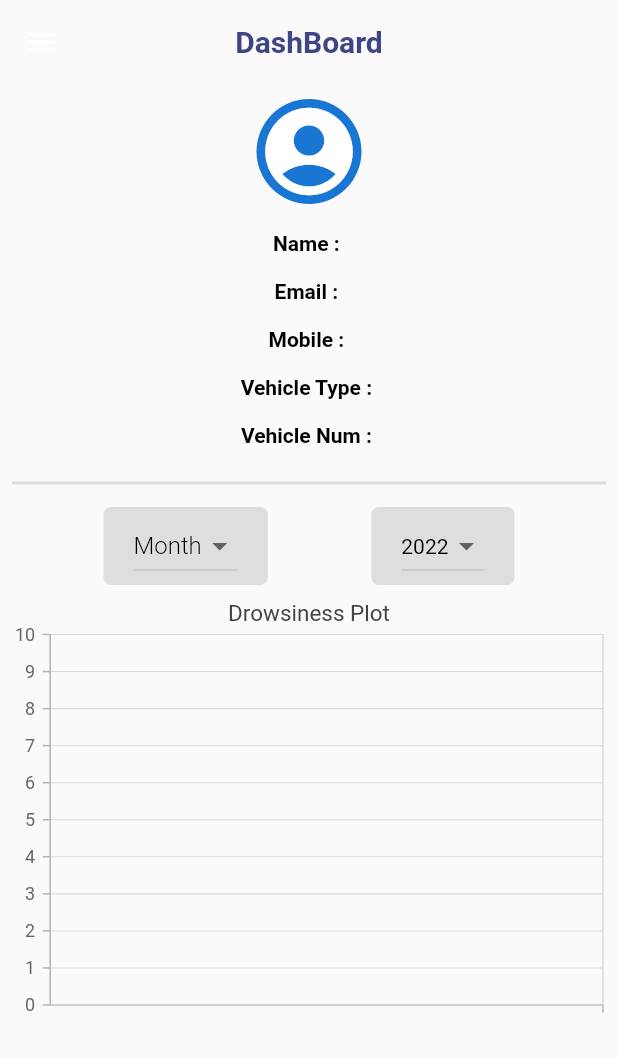
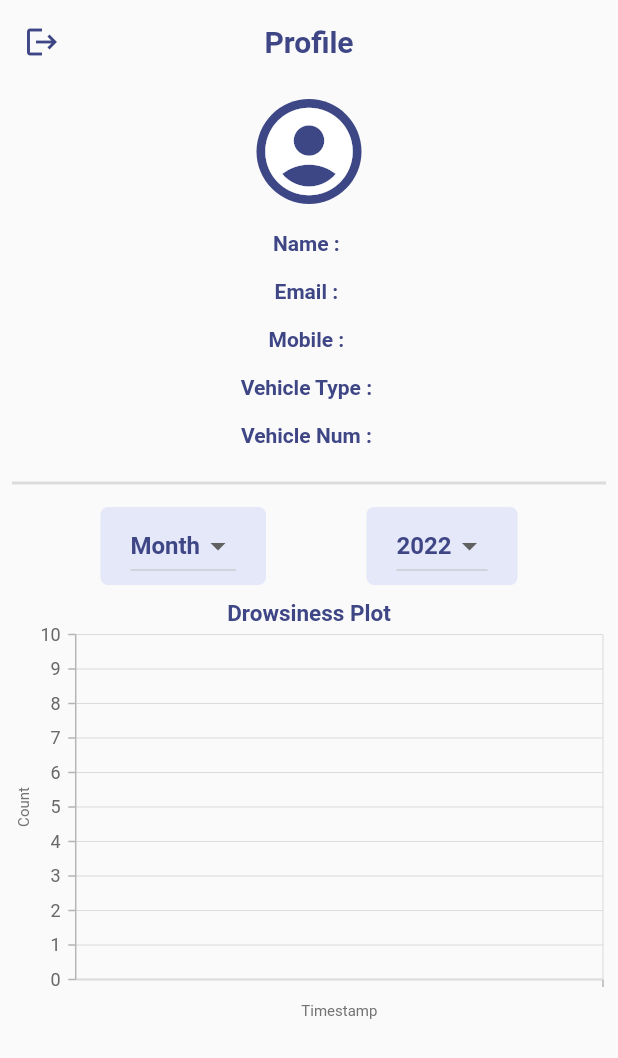
Before and after one commit to logan0501/Closensor, a Flutter app: the DashBoardScreen screen opened directly with empty values, on a phone screen of 412 x 824 dp. Shown: the top 1058 px of the screen. Run offline on Flutter 3.47's test engine with Material 2 defaults, Android fonts, the phone set to English and light mode, and no system bars; our stand-ins replace cloud_firestore, firebase_auth, firebase_core, syncfusion_flutter_charts; accounts and stored records are empty.

Commit message:
added icon to app

```diff
--- a/lib/screens/dashboard_screen.dart
+++ b/lib/screens/dashboard_screen.dart
@@ -7,8 +7,8 @@ import 'package:flutter/material.dart';
 import 'package:syncfusion_flutter_charts/charts.dart';
 
 class DashBoardScreen extends StatefulWidget {
-  String id;
-  DashBoardScreen({required this.id});
+  String id, type;
+  DashBoardScreen({required this.id, required this.type});
 
   @override
   State<DashBoardScreen> createState() => _DashBoardScreenState();
@@ -47,13 +47,29 @@ class _DashBoardScreenState extends State<DashBoardScreen> {
     return Scaffold(
       appBar: AppBar(
         leading: Builder(
-          builder: (context) => IconButton(
-            icon: Icon(Icons.menu_rounded),
-            onPressed: () => Scaffold.of(context).openDrawer(),
-          ),
+          builder: (context) => widget.type == "owner"
+              ? IconButton(
+                  icon: Icon(
+                    Icons.arrow_back,
+                    color: Color(0xff555B95),
+                  ),
+                  onPressed: () => Navigator.pop(context),
+                )
+              : IconButton(
+                  onPressed: () {
+                    FirebaseAuth.instance.signOut();
+                    Navigator.pushReplacement(
+                        context,
+                        MaterialPageRoute(
+                            builder: (context) => LandingScreen()));
+                  },
+                  icon: Icon(
+                    Icons.logout,
+                    color: Color(0xff3E4685),
+                  )),
         ),
         title: Text(
-          "DashBoard",
+          "Profile",
           style:
               TextStyle(color: Color(0xff3E4685), fontWeight: FontWeight.bold),
         ),
@@ -66,9 +82,11 @@ class _DashBoardScreenState extends State<DashBoardScreen> {
           Padding(
             padding: const EdgeInsets.all(10.0),
             child: CircleAvatar(
+              backgroundColor: Color(0xff3D4785),
               radius: 35,
               child: Icon(
                 Icons.account_circle,
+                color: Colors.white,
                 size: 70,
               ),
             ),
@@ -102,14 +120,14 @@ class _DashBoardScreenState extends State<DashBoardScreen> {
                               text: "Name : ",
                               style: TextStyle(
                                 fontWeight: FontWeight.bold,
-                                color: Colors.black,
+                                color: Color(0xff3E4685),
                               ),
                             ),
                             TextSpan(
                               text: "${data['Name']}",
                               style: TextStyle(
-                                color: Colors.black,
-                              ),
+                                  color: Color(0xff262626),
+                                  fontWeight: FontWeight.bold),
                             ),
                           ]),
                         ),
@@ -122,14 +140,14 @@ class _DashBoardScreenState extends State<DashBoardScreen> {
                               text: "Email : ",
                               style: TextStyle(
                                 fontWeight: FontWeight.bold,
-                                color: Colors.black,
+                                color: Color(0xff3E4685),
                               ),
                             ),
                             TextSpan(
                               text: "${data['Email']}",
                               style: TextStyle(
-                                color: Colors.black,
-                              ),
+                                  color: Color(0xff262626),
+                                  fontWeight: FontWeight.bold),
                             ),
                           ]),
                         ),
@@ -142,14 +160,14 @@ class _DashBoardScreenState extends State<DashBoardScreen> {
                               text: "Mobile : ",
                               style: TextStyle(
                                 fontWeight: FontWeight.bold,
-                                color: Colors.black,
+                                color: Color(0xff3E4685),
                               ),
                             ),
                             TextSpan(
                               text: "${data['Mobile']}",
                               style: TextStyle(
-                                color: Colors.black,
-                              ),
+                                  color: Color(0xff262626),
+                                  fontWeight: FontWeight.bold),
                             ),
                           ]),
                         ),
@@ -162,14 +180,14 @@ class _DashBoardScreenState extends State<DashBoardScreen> {
                               text: "Vehicle Type : ",
                               style: TextStyle(
                                 fontWeight: FontWeight.bold,
-                                color: Colors.black,
+                                color: Color(0xff3E4685),
                               ),
                             ),
                             TextSpan(
                               text: "${data['Vehicle Type']}",
                               style: TextStyle(
-                                color: Colors.black,
-                              ),
+                                  color: Color(0xff262626),
+                                  fontWeight: FontWeight.bold),
                             ),
                           ]),
                         ),
@@ -182,14 +200,14 @@ class _DashBoardScreenState extends State<DashBoardScreen> {
                               text: "Vehicle Num : ",
                               style: TextStyle(
                                 fontWeight: FontWeight.bold,
-                                color: Colors.black,
+                                color: Color(0xff3E4685),
                               ),
                             ),
                             TextSpan(
                               text: "${data['Vehicle Num']}",
                               style: TextStyle(
-                                color: Colors.black,
-                              ),
+                                  color: Color(0xff262626),
+                                  fontWeight: FontWeight.bold),
                             ),
                           ]),
                         ),
@@ -218,7 +236,7 @@ class _DashBoardScreenState extends State<DashBoardScreen> {
                 child: Container(
                   padding: EdgeInsets.symmetric(vertical: 2, horizontal: 20),
                   decoration: BoxDecoration(
-                      color: Colors.grey.withOpacity(0.3),
+                      color: Color(0xffE5E8F9),
                       borderRadius: BorderRadius.circular(5)),
                   child: DropdownButton<String>(
                     value: chosenMonth,
@@ -228,15 +246,21 @@ class _DashBoardScreenState extends State<DashBoardScreen> {
                     items: months.map<DropdownMenuItem<String>>((String value) {
                       return DropdownMenuItem<String>(
                         value: value,
-                        child: Text(value),
+                        child: Text(
+                          value,
+                          style: TextStyle(
+                              color: Color(0xff3E4685),
+                              fontSize: 16,
+                              fontWeight: FontWeight.bold),
+                        ),
                       );
                     }).toList(),
                     hint: Text(
                       "Month",
                       style: TextStyle(
-                          color: Colors.black,
+                          color: Color(0xff3E4685),
                           fontSize: 16,
-                          fontWeight: FontWeight.w300),
+                          fontWeight: FontWeight.bold),
                     ),
                     onChanged: (value) {
                       setState(() {
@@ -251,7 +275,7 @@ class _DashBoardScreenState extends State<DashBoardScreen> {
                 child: Container(
                   padding: EdgeInsets.symmetric(vertical: 2, horizontal: 20),
                   decoration: BoxDecoration(
-                      color: Colors.grey.withOpacity(0.3),
+                      color: Color(0xffE5E8F9),
                       borderRadius: BorderRadius.circular(5)),
                   child: DropdownButton<String>(
                     value: chosenyear,
@@ -261,15 +285,19 @@ class _DashBoardScreenState extends State<DashBoardScreen> {
                     items: years.map<DropdownMenuItem<String>>((String value) {
                       return DropdownMenuItem<String>(
                         value: value,
-                        child: Text(value),
+                        child: Text(value,
+                            style: TextStyle(
+                                color: Color(0xff3E4685),
+                                fontSize: 16,
+                                fontWeight: FontWeight.bold)),
                       );
                     }).toList(),
                     hint: Text(
                       "Year",
                       style: TextStyle(
-                          color: Colors.black,
+                          color: Color(0xff3E4685),
                           fontSize: 16,
-                          fontWeight: FontWeight.w300),
+                          fontWeight: FontWeight.bold),
                     ),
                     onChanged: (value) {
                       setState(() {
@@ -303,19 +331,37 @@ class _DashBoardScreenState extends State<DashBoardScreen> {
                 print(mytimestamps.length);
                 timestamplist.sort((a, b) => a.time.compareTo(b.time));
                 return SfCartesianChart(
-                  title: ChartTitle(text: 'Drowsiness Plot'),
+                  plotAreaBorderWidth: 0,
+                  title: ChartTitle(
+                      text: 'Drowsiness Plot',
+                      textStyle: TextStyle(
+                          color: Color(0xff3E4685),
+                          fontWeight: FontWeight.bold)),
                   primaryXAxis: CategoryAxis(
+                      title: AxisTitle(
+                          text: 'Timestamp',
+                          textStyle: TextStyle(
+                              color: Color(0xff727272), fontSize: 10)),
                       labelIntersectAction:
                           AxisLabelIntersectAction.multipleRows,
                       labelStyle:
-                          TextStyle(color: Colors.deepOrange, fontSize: 10)),
-                  primaryYAxis:
-                      NumericAxis(minimum: 0, maximum: 10, interval: 1),
-                  series: <LineSeries>[
-                    LineSeries<TimeStamp, String>(
+                          TextStyle(color: Color(0xff020202), fontSize: 10)),
+                  primaryYAxis: NumericAxis(
+                      minimum: 0,
+                      maximum: 10,
+                      interval: 1,
+                      title: AxisTitle(
+                          text: 'Count',
+                          textStyle: TextStyle(
+                              color: Color(0xff727272), fontSize: 10))),
+                  series: <ChartSeries>[
+                    ColumnSeries<TimeStamp, String>(
+                        color: Color(0xff3E4685).withOpacity(0.8),
+                        enableTooltip: true,
                         dataSource: timestamplist,
                         xValueMapper: (TimeStamp timestamp, _) {
                           if (choice == "YEAR") {
+                            Map<String, int> umap = {};
                             String date = getYear(timestamp.time.toString());
                             if (chosenyear == date) {
                               print(date);
@@ -324,8 +370,12 @@ class _DashBoardScreenState extends State<DashBoardScreen> {
                             }
                           } else {
                             String date = getMonth(timestamp.time.toString());
-                            if (chosenMonth == "ALL")
+                            print(getMonth(timestamp.time.toString()));
+                            if (chosenMonth == "ALL" &&
+                                getYear(timestamp.time.toString()) ==
+                                    chosenyear)
                               return getDate(timestamp.time.toString());
+
                             if (int.parse(date) ==
                                 months.indexOf(chosenMonth!)) {
                               return getDate(timestamp.time.toString());
--- a/lib/screens/home_screen.dart
+++ b/lib/screens/home_screen.dart
@@ -97,7 +97,7 @@ class _MyHomePageState extends State<MyHomePage> {
                       context,
                       MaterialPageRoute(
                           builder: (context) =>
-                              DashBoardScreen(id: document.id.toString())))
+                              DashBoardScreen(id: document.id.toString(),type:"owner")))
                 },
                 child: Container(
                   margin: EdgeInsets.all(5),
@@ -166,6 +166,7 @@ class _MyHomePageState extends State<MyHomePage> {
                     radius: 35,
                     child: Icon(
                       Icons.account_circle,
+                      color: Color(0xffFFFFFF),
                       size: 70,
                     ),
                   ),
@@ -173,7 +174,7 @@ class _MyHomePageState extends State<MyHomePage> {
                     height: 20,
                   ),
                   Text(
-                    'UserName',
+                    'Loganathan',
                     style: TextStyle(
                         color: Colors.white, fontWeight: FontWeight.bold),
                   ),
--- a/pubspec.yaml
+++ b/pubspec.yaml
@@ -39,6 +39,7 @@ dependencies:
   cloud_firestore: ^3.1.8
   syncfusion_flutter_charts: ^19.4.52
   firebase_auth: ^3.3.7
+  flutter_launcher_icons: ^0.9.2
 dev_dependencies:
   flutter_test:
     sdk: flutter
@@ -54,6 +55,9 @@ dev_dependencies:
 # following page: https://dart.dev/tools/pub/pubspec
 
 # The following section is specific to Flutter.
+flutter_icons:
+  android: true
+  image_path: "assets/appicon.png"
 flutter:
 
   # The following line ensures that the Material Icons font is
```
Also changed, not shown: lib/screens/add_driver.dart (+53 -16 lines), lib/screens/signin_screen.dart (+7 -0 lines), assets/appicon.png (added), 6 other files.
